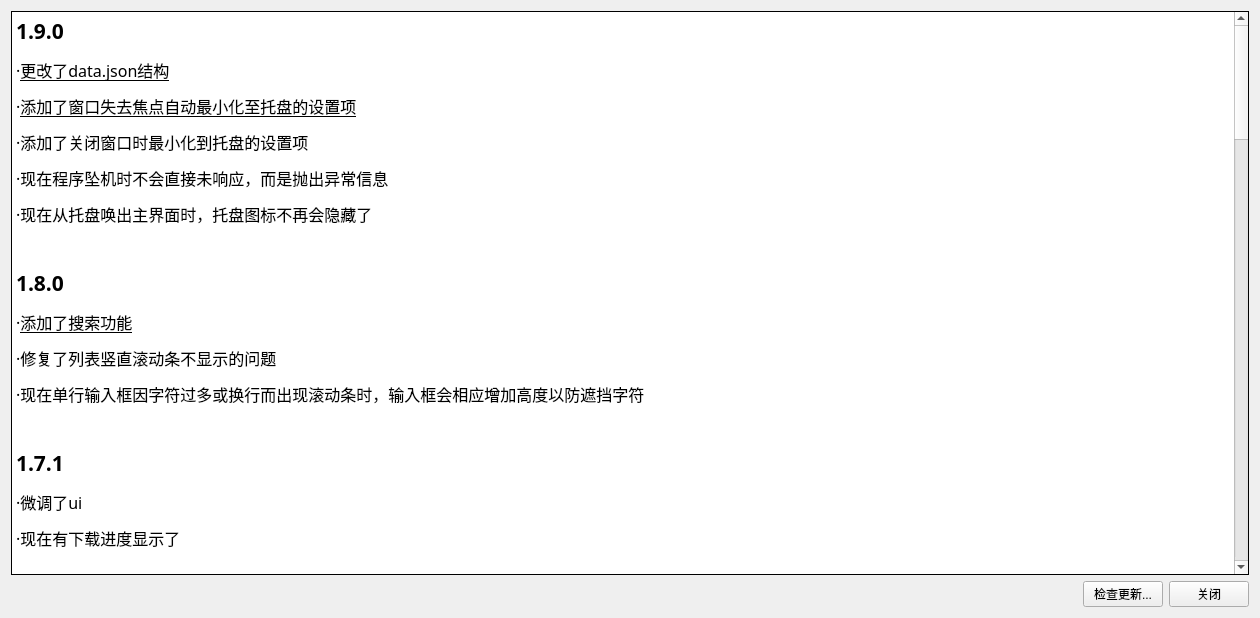
Before: the Qt Designer form assets/changelog.ui in Pillowe582/toolkit, drawn with Qt 5.
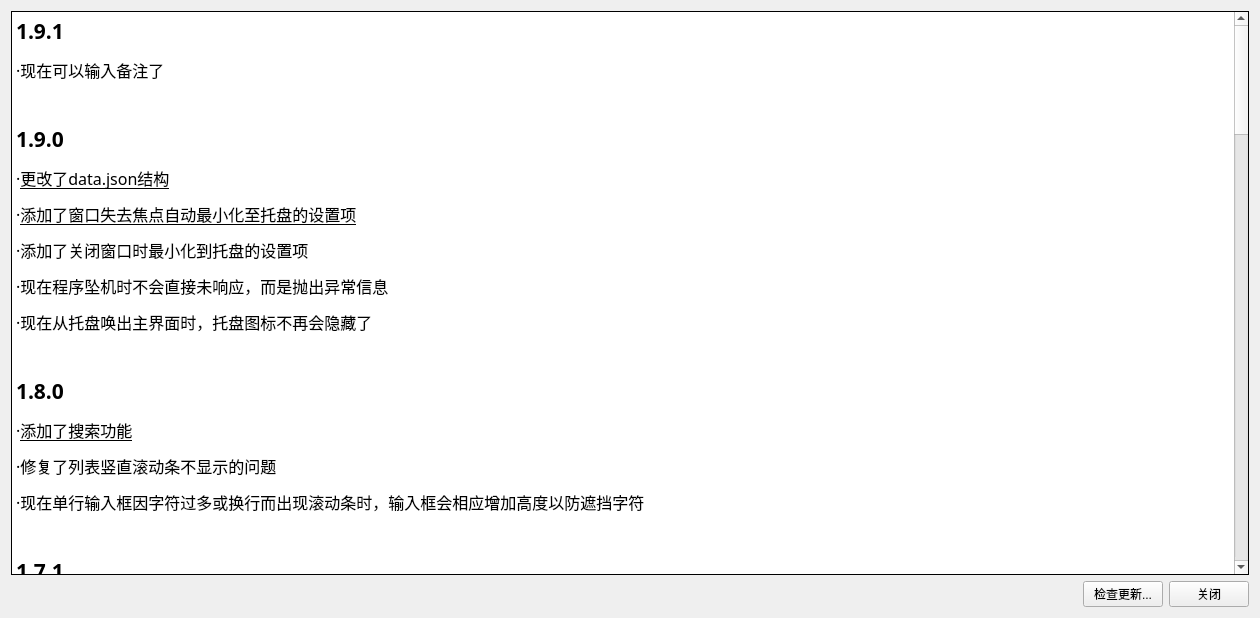
After: the same form once the commit is applied.

Patch:
```diff
--- a/assets/changelog.ui
+++ b/assets/changelog.ui
@@ -68,6 +68,9 @@
 &lt;html&gt;&lt;head&gt;&lt;meta name=&quot;qrichtext&quot; content=&quot;1&quot; /&gt;&lt;style type=&quot;text/css&quot;&gt;
 p, li { white-space: pre-wrap; }
 &lt;/style&gt;&lt;/head&gt;&lt;body style=&quot; font-family:'宋体','宋体'; font-size:9pt; font-weight:400; font-style:normal;&quot;&gt;
+&lt;p style=&quot; margin-top:0px; margin-bottom:0px; margin-left:0px; margin-right:0px; -qt-block-indent:0; text-indent:0px;&quot;&gt;&lt;span style=&quot; font-size:16pt; font-weight:600;&quot;&gt;1.9.1&lt;/span&gt;&lt;/p&gt;
+&lt;p style=&quot; margin-top:12px; margin-bottom:12px; margin-left:0px; margin-right:0px; -qt-block-indent:0; text-indent:0px;&quot;&gt;&lt;span style=&quot; font-size:12pt;&quot;&gt;·现在可以输入备注了&lt;/span&gt;&lt;/p&gt;
+&lt;p style=&quot;-qt-paragraph-type:empty; margin-top:0px; margin-bottom:0px; margin-left:0px; margin-right:0px; -qt-block-indent:0; text-indent:0px; font-size:16pt; font-weight:600;&quot;&gt;&lt;br /&gt;&lt;/p&gt;
 &lt;p style=&quot; margin-top:0px; margin-bottom:0px; margin-left:0px; margin-right:0px; -qt-block-indent:0; text-indent:0px;&quot;&gt;&lt;span style=&quot; font-size:16pt; font-weight:600;&quot;&gt;1.9.0&lt;/span&gt;&lt;/p&gt;
 &lt;p style=&quot; margin-top:12px; margin-bottom:12px; margin-left:0px; margin-right:0px; -qt-block-indent:0; text-indent:0px;&quot;&gt;&lt;span style=&quot; font-size:12pt;&quot;&gt;·&lt;/span&gt;&lt;span style=&quot; font-size:12pt; text-decoration: underline;&quot;&gt;更改了data.json结构&lt;/span&gt;&lt;/p&gt;
 &lt;p style=&quot; margin-top:12px; margin-bottom:12px; margin-left:0px; margin-right:0px; -qt-block-indent:0; text-indent:0px;&quot;&gt;&lt;span style=&quot; font-size:12pt;&quot;&gt;·&lt;/span&gt;&lt;span style=&quot; font-size:12pt; text-decoration: underline;&quot;&gt;添加了窗口失去焦点自动最小化至托盘的设置项&lt;/span&gt;&lt;/p&gt;
```
